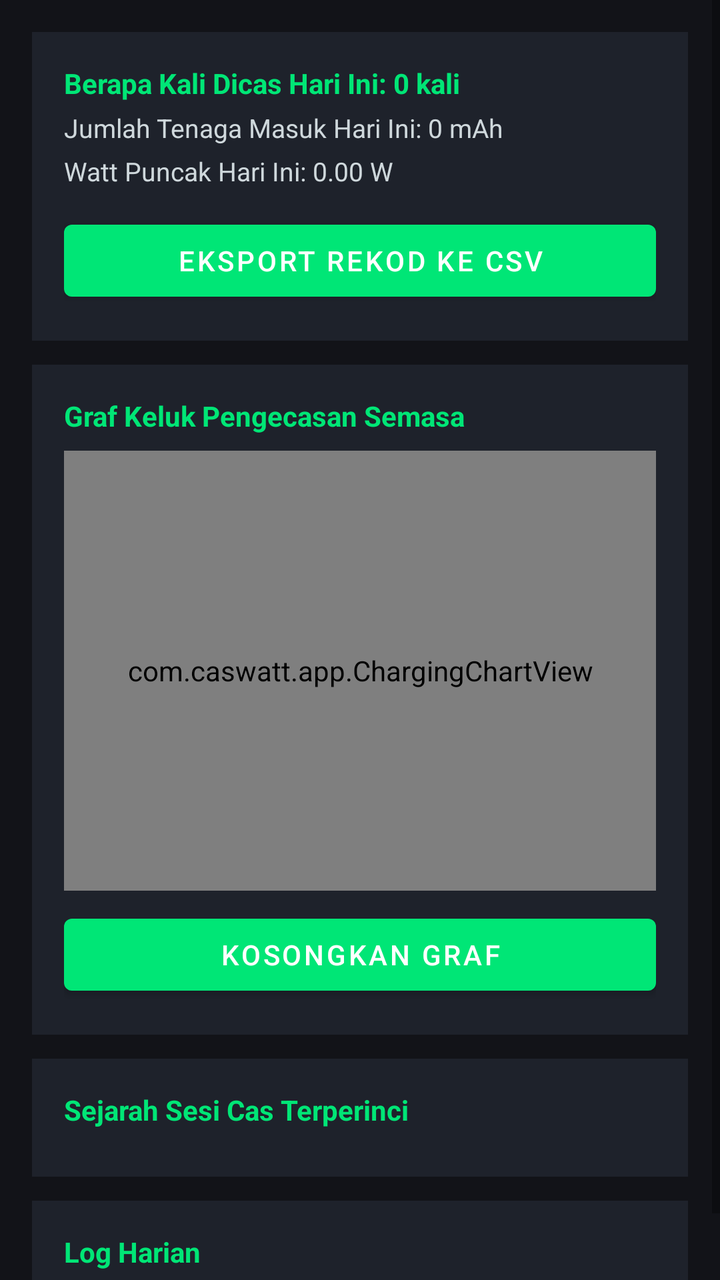
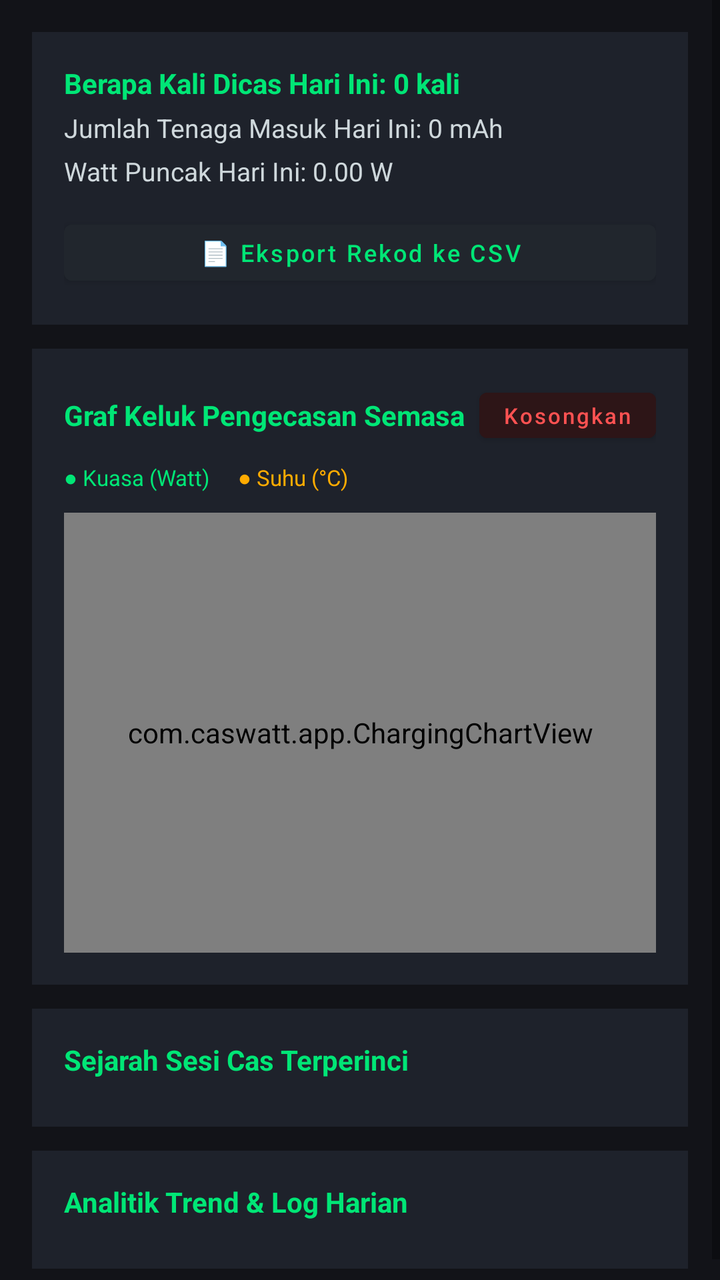

Before-and-after screenshots of an Android layout around one commit, followed by the original layout XML and the change that was made.
<!-- AndroidManifest.xml: application theme Theme.CasWatt -->
<!-- res/layout/fragment_stats.xml -->
<?xml version="1.0" encoding="utf-8"?>
<ScrollView xmlns:android="http://schemas.android.com/apk/res/android"
    android:layout_width="match_parent"
    android:layout_height="match_parent"
    android:background="#121318"
    android:fillViewport="true">

    <LinearLayout
        android:layout_width="match_parent"
        android:layout_height="wrap_content"
        android:orientation="vertical"
        android:padding="16dp">

        
        <LinearLayout
            android:layout_width="match_parent"
            android:layout_height="wrap_content"
            android:background="#1E222B"
            android:orientation="vertical"
            android:padding="16dp">

            <TextView
                android:id="@+id/tv_today_charge_count"
                android:layout_width="wrap_content"
                android:layout_height="wrap_content"
                android:text="Berapa Kali Dicas Hari Ini: 0 kali"
                android:textColor="#00E676"
                android:textSize="14sp"
                android:textStyle="bold" />

            <TextView
                android:id="@+id/tv_today_total_mah"
                android:layout_width="wrap_content"
                android:layout_height="wrap_content"
                android:layout_marginTop="4dp"
                android:text="Jumlah Tenaga Masuk Hari Ini: 0 mAh"
                android:textColor="#CFD8DC"
                android:textSize="13sp" />

            <TextView
                android:id="@+id/tv_today_peak_watt"
                android:layout_width="wrap_content"
                android:layout_height="wrap_content"
                android:layout_marginTop="4dp"
                android:text="Watt Puncak Hari Ini: 0.00 W"
                android:textColor="#CFD8DC"
                android:textSize="13sp" />

            <Button
                android:id="@+id/btn_export_csv"
                android:layout_width="match_parent"
                android:layout_height="wrap_content"
                android:layout_marginTop="12dp"
                android:text="Eksport Rekod ke CSV" />
        </LinearLayout>

        
        <LinearLayout
            android:layout_width="match_parent"
            android:layout_height="wrap_content"
            android:layout_marginTop="12dp"
            android:background="#1E222B"
            android:orientation="vertical"
            android:padding="16dp">

            <TextView
                android:layout_width="wrap_content"
                android:layout_height="wrap_content"
                android:text="Graf Keluk Pengecasan Semasa"
                android:textColor="#00E676"
                android:textSize="14sp"
                android:textStyle="bold" />

            <com.caswatt.app.ChargingChartView
                android:id="@+id/charging_chart_view"
                android:layout_width="match_parent"
                android:layout_height="220dp"
                android:layout_marginTop="8dp" />

            <Button
                android:id="@+id/btn_clear_graph"
                android:layout_width="match_parent"
                android:layout_height="wrap_content"
                android:layout_marginTop="8dp"
                android:text="Kosongkan Graf" />
        </LinearLayout>

        
        <LinearLayout
            android:layout_width="match_parent"
            android:layout_height="wrap_content"
            android:layout_marginTop="12dp"
            android:background="#1E222B"
            android:orientation="vertical"
            android:padding="16dp">

            <TextView
                android:layout_width="wrap_content"
                android:layout_height="wrap_content"
                android:text="Sejarah Sesi Cas Terperinci"
                android:textColor="#00E676"
                android:textSize="14sp"
                android:textStyle="bold" />

            <LinearLayout
                android:id="@+id/ll_session_history_container"
                android:layout_width="match_parent"
                android:layout_height="wrap_content"
                android:layout_marginTop="8dp"
                android:orientation="vertical" />

            <Button
                android:id="@+id/btn_toggle_sessions"
                android:layout_width="match_parent"
                android:layout_height="wrap_content"
                android:layout_marginTop="8dp"
                android:text="Tampilkan Lebih Banyak ▼"
                android:visibility="gone" />
        </LinearLayout>

        
        <LinearLayout
            android:layout_width="match_parent"
            android:layout_height="wrap_content"
            android:layout_marginTop="12dp"
            android:background="#1E222B"
            android:orientation="vertical"
            android:padding="16dp">

            <TextView
                android:layout_width="wrap_content"
                android:layout_height="wrap_content"
                android:text="Log Harian"
                android:textColor="#00E676"
                android:textSize="14sp"
                android:textStyle="bold" />

            <LinearLayout
                android:id="@+id/ll_daily_history_container"
                android:layout_width="match_parent"
                android:layout_height="wrap_content"
                android:layout_marginTop="8dp"
                android:orientation="vertical" />
        </LinearLayout>

    </LinearLayout>
</ScrollView>
<!-- resources referenced by this layout -->
<resources>
  <style name="Theme.CasWatt" parent="Theme.MaterialComponents.DayNight.NoActionBar">
          <item name="colorPrimary">#00E676</item>
          <item name="android:statusBarColor">#121318</item>
          <item name="android:navigationBarColor">#161820</item>
      </style>
</resources>

<!-- the commit's change to res/layout/fragment_stats.xml (unified diff, before → after) -->
@@ -51,7 +51,12 @@
                 android:layout_width="match_parent"
                 android:layout_height="wrap_content"
                 android:layout_marginTop="12dp"
-                android:text="Eksport Rekod ke CSV" />
+                android:minHeight="40dp"
+                android:backgroundTint="#21262D"
+                android:textColor="#00E676"
+                android:textSize="12sp"
+                android:textAllCaps="false"
+                android:text="📄 Eksport Rekod ke CSV" />
         </LinearLayout>
 
         
@@ -63,26 +68,67 @@
             android:orientation="vertical"
             android:padding="16dp">
 
-            <TextView
+            
+            <LinearLayout
+                android:layout_width="match_parent"
+                android:layout_height="wrap_content"
+                android:orientation="horizontal"
+                android:gravity="center_vertical">
+
+                <TextView
+                    android:layout_width="0dp"
+                    android:layout_height="wrap_content"
+                    android:layout_weight="1"
+                    android:text="Graf Keluk Pengecasan Semasa"
+                    android:textColor="#00E676"
+                    android:textSize="14sp"
+                    android:textStyle="bold" />
+
+                <Button
+                    android:id="@+id/btn_clear_graph"
+                    android:layout_width="wrap_content"
+                    android:layout_height="wrap_content"
+                    android:minHeight="32dp"
+                    android:paddingStart="12dp"
+                    android:paddingEnd="12dp"
+                    android:paddingTop="4dp"
+                    android:paddingBottom="4dp"
+                    android:backgroundTint="#2D1517"
+                    android:textColor="#FF5252"
+                    android:textSize="11sp"
+                    android:textAllCaps="false"
+                    android:text="Kosongkan" />
+            </LinearLayout>
+
+            
+            <LinearLayout
                 android:layout_width="wrap_content"
                 android:layout_height="wrap_content"
-                android:text="Graf Keluk Pengecasan Semasa"
-                android:textColor="#00E676"
-                android:textSize="14sp"
-                android:textStyle="bold" />
+                android:layout_marginTop="6dp"
+                android:orientation="horizontal"
+                android:gravity="center_vertical">
+
+                <TextView
+                    android:layout_width="wrap_content"
+                    android:layout_height="wrap_content"
+                    android:text="● Kuasa (Watt)"
+                    android:textColor="#00E676"
+                    android:textSize="11sp" />
+
+                <TextView
+                    android:layout_width="wrap_content"
+                    android:layout_height="wrap_content"
+                    android:layout_marginStart="14dp"
+                    android:text="● Suhu (°C)"
+                    android:textColor="#FFAB00"
+                    android:textSize="11sp" />
+            </LinearLayout>
 
             <com.caswatt.app.ChargingChartView
                 android:id="@+id/charging_chart_view"
                 android:layout_width="match_parent"
                 android:layout_height="220dp"
-                android:layout_marginTop="8dp" />
-
-            <Button
-                android:id="@+id/btn_clear_graph"
-                android:layout_width="match_parent"
-                android:layout_height="wrap_content"
-                android:layout_marginTop="8dp"
-                android:text="Kosongkan Graf" />
+                android:layout_marginTop="10dp" />
         </LinearLayout>
 
         
@@ -114,6 +160,11 @@
                 android:layout_width="match_parent"
                 android:layout_height="wrap_content"
                 android:layout_marginTop="8dp"
+                android:minHeight="38dp"
+                android:backgroundTint="#21262D"
+                android:textColor="#80D8FF"
+                android:textSize="12sp"
+                android:textAllCaps="false"
                 android:text="Tampilkan Lebih Banyak ▼"
                 android:visibility="gone" />
         </LinearLayout>
@@ -130,7 +181,7 @@
             <TextView
                 android:layout_width="wrap_content"
                 android:layout_height="wrap_content"
-                android:text="Log Harian"
+                android:text="Analitik Trend &amp; Log Harian"
                 android:textColor="#00E676"
                 android:textSize="14sp"
                 android:textStyle="bold" />
